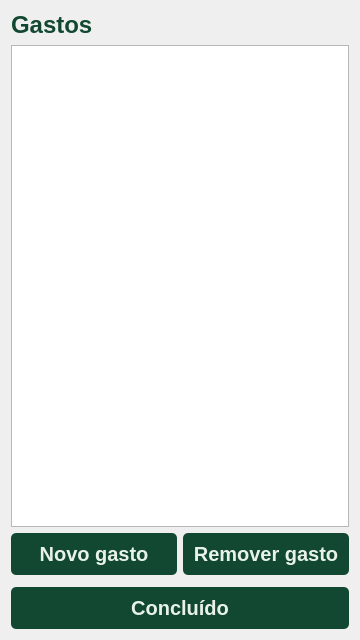
Above: gui/Expenses.ui from pollyanasousa/projeto-interdisciplinar-ufrpe before the change. Below: the same form after it.
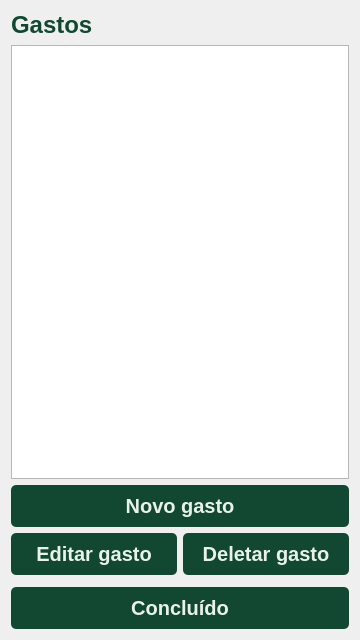
That is the form after the change.

The edit to the form file:
```diff
--- a/gui/Expenses.ui
+++ b/gui/Expenses.ui
@@ -98,19 +98,26 @@
    <item>
     <widget class="QListWidget" name="expense_listwidget"/>
    </item>
+   <item>
+    <widget class="QPushButton" name="new_expense_button">
+     <property name="text">
+      <string>Novo gasto</string>
+     </property>
+    </widget>
+   </item>
    <item>
     <layout class="QHBoxLayout" name="horizontalLayout">
      <item>
-      <widget class="QPushButton" name="new_expense_button">
+      <widget class="QPushButton" name="update_expense_button">
        <property name="text">
-        <string>Novo gasto</string>
+        <string>Editar gasto</string>
        </property>
       </widget>
      </item>
      <item>
       <widget class="QPushButton" name="delete_expense_button">
        <property name="text">
-        <string>Remover gasto</string>
+        <string>Deletar gasto</string>
        </property>
       </widget>
      </item>
```
